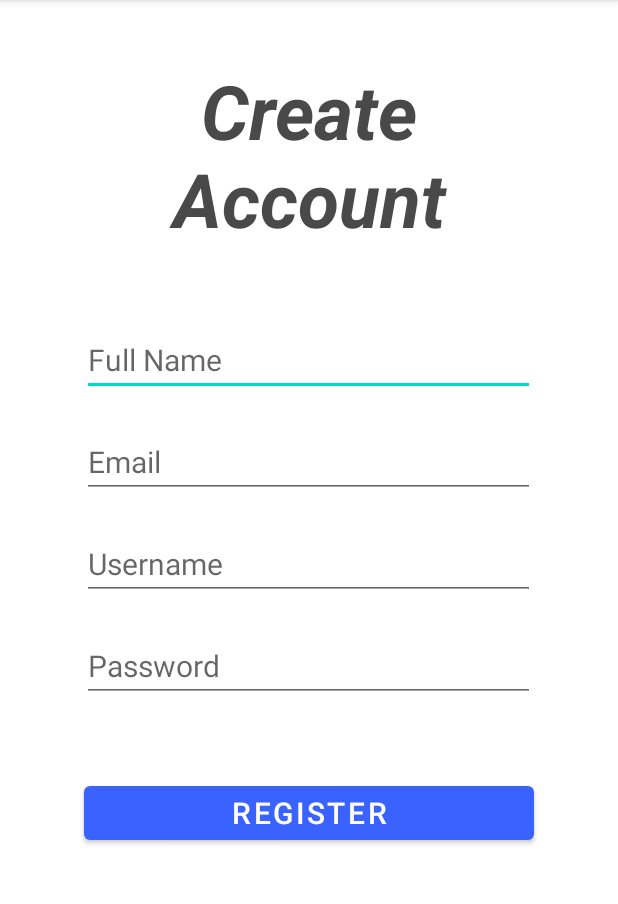
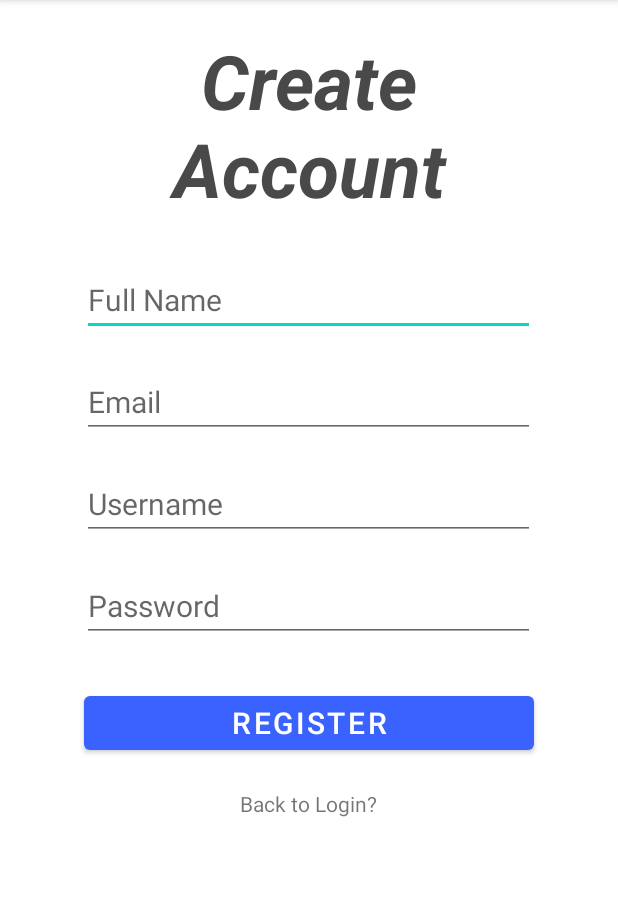
Before and after one commit to Eddi3Ho/DementiaApp, an Android app: the RegisterActivity screen opened directly, with no data from a screen before it, on a phone screen of 412 x 824 dp, the part 84-988 px from its top. Run offline under Robolectric (Android 15) with nearby library versions, the phone set to English and light mode, and no system bars; our stand-ins replace Firebase (no records; nobody signed in at launch, a user with empty details on screens opened directly).

Commit message:
Added dialog, added back to login in register
- 2 new customize dialog xml

```diff
--- a/app/src/main/java/com/example/dementiaapp/RegisterActivity.java
+++ b/app/src/main/java/com/example/dementiaapp/RegisterActivity.java
@@ -5,6 +5,7 @@ import android.os.Bundle;
 import android.view.View;
 import android.widget.Button;
 import android.widget.EditText;
+import android.widget.TextView;
 import android.widget.Toast;
 
 import androidx.annotation.Nullable;
@@ -36,7 +37,18 @@ public class RegisterActivity extends AppCompatActivity {
         final EditText usernametxt = (EditText) findViewById(R.id.username_editText);
         final EditText emailtxt = (EditText) findViewById(R.id.email_editText);
         final EditText passwordtxt = (EditText) findViewById(R.id.password_editText);
+        final TextView backtologin = (TextView) findViewById(R.id.back_to_login);
         Button btnRegister = (Button) findViewById(R.id.registerButton);
+
+        backtologin.setOnClickListener(new View.OnClickListener() {
+            @Override
+            public void onClick(View view) {
+
+                Intent intent = new Intent(RegisterActivity.this, LoginActivity.class);
+                startActivity(intent);
+
+            }
+        });
 
         btnRegister.setOnClickListener(new View.OnClickListener() {
             @Override
--- a/app/src/main/res/layout/register.xml
+++ b/app/src/main/res/layout/register.xml
@@ -11,7 +11,7 @@
         android:layout_height="wrap_content"
         android:layout_centerHorizontal="true"
         android:layout_marginStart="80dp"
-        android:layout_marginTop="40dp"
+        android:layout_marginTop="20dp"
         android:text="Create Account"
         android:textColor="@color/grey"
         android:textAlignment="center"
@@ -25,7 +25,7 @@
         android:layout_below="@id/title"
         android:layout_centerInParent="true"
         android:layout_marginStart="60dp"
-        android:layout_marginTop="50dp"
+        android:layout_marginTop="30dp"
         android:layout_marginEnd="50dp"
         android:hint="Full Name"
         android:maxLines="1"
@@ -76,9 +76,20 @@
         android:layout_height="wrap_content"
         android:layout_below="@id/password_editText"
         android:layout_centerHorizontal="true"
-        android:layout_marginTop="50dp"
+        android:layout_marginTop="30dp"
         android:text="register"
         android:textSize="20sp" />
 
+    <TextView
+        android:id="@+id/back_to_login"
+        android:layout_width="wrap_content"
+        android:layout_height="wrap_content"
+        android:layout_below="@id/registerButton"
+        android:layout_centerHorizontal="true"
+        android:layout_marginTop="20dp"
+        android:text="Back to Login?"
+        android:onClick="registerPage"
+        android:textSize="14sp" />
+
 
 </RelativeLayout>
```
Also changed, not shown: app/src/main/java/com/example/dementiaapp/LoginActivity.java (+38 -1 lines), app/src/main/res/drawable-anydpi/error_icon.xml (added, +11 -0 lines), app/src/main/res/drawable-anydpi/tick_icon.xml (added, +11 -0 lines), app/src/main/res/layout/dialog_correct.xml (added, +42 -0 lines), app/src/main/res/layout/dialog_error.xml (added, +42 -0 lines), app/src/main/res/drawable-hdpi/error_icon.png (added), app/src/main/res/drawable-hdpi/tick_icon.png (added), app/src/main/res/drawable-mdpi/error_icon.png (added), app/src/main/res/drawable-mdpi/tick_icon.png (added), app/src/main/res/drawable-xhdpi/error_icon.png (added), app/src/main/res/drawable-xhdpi/tick_icon.png (added), app/src/main/res/drawable-xxhdpi/error_icon.png (added), app/src/main/res/drawable-xxhdpi/tick_icon.png (added).
